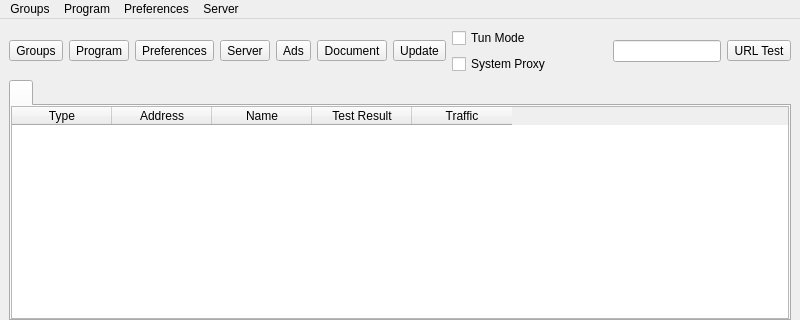
This is ui/mainwindow.ui in pixian5/nekoray as Qt 5 draws it before an edit; both pictures show x 0 to 800 and y 0 to 320 of the 800 by 600 pixel window. The edited form follows.
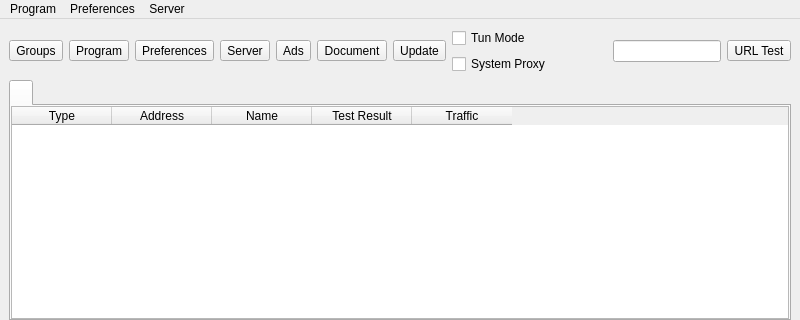
This is the edited form. Icons and pictures are not drawn. Custom widgets are drawn as their Qt base class.

Commit message: fix(ui): make Groups a top-level button instead of menu

```diff
--- a/ui/mainwindow.ui
+++ b/ui/mainwindow.ui
@@ -539,12 +539,6 @@
     <addaction name="actionRestart_Program"/>
     <addaction name="menu_exit"/>
    </widget>
-   <widget class="QMenu" name="menu_groups">
-    <property name="title">
-     <string>Groups</string>
-    </property>
-    <addaction name="menu_manage_groups"/>
-   </widget>
    <widget class="QMenu" name="menu_preferences">
     <property name="title">
      <string>Preferences</string>
@@ -612,7 +606,6 @@
     <addaction name="menu_profile_debug_info"/>
     <addaction name="separator"/>
    </widget>
-   <addaction name="menu_groups"/>
    <addaction name="menu_program"/>
    <addaction name="menu_preferences"/>
    <addaction name="menu_server"/>
```
Left out of the diff: 5 changed lines with no effect on the pictures. The commit also changes 1 other file.
